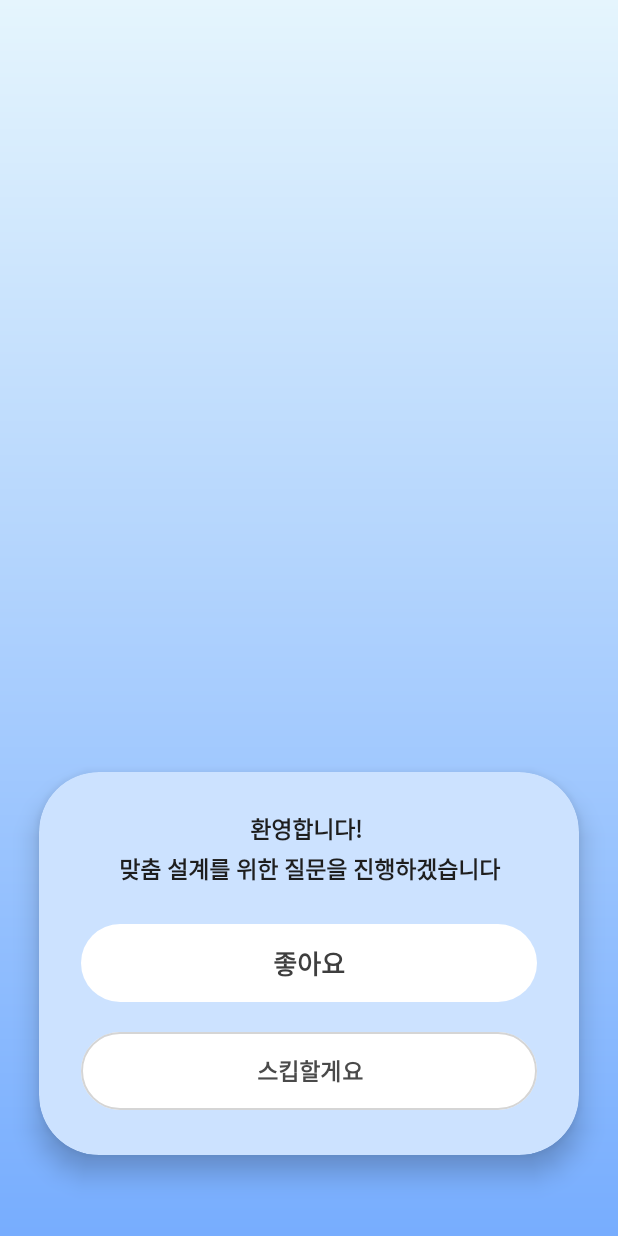
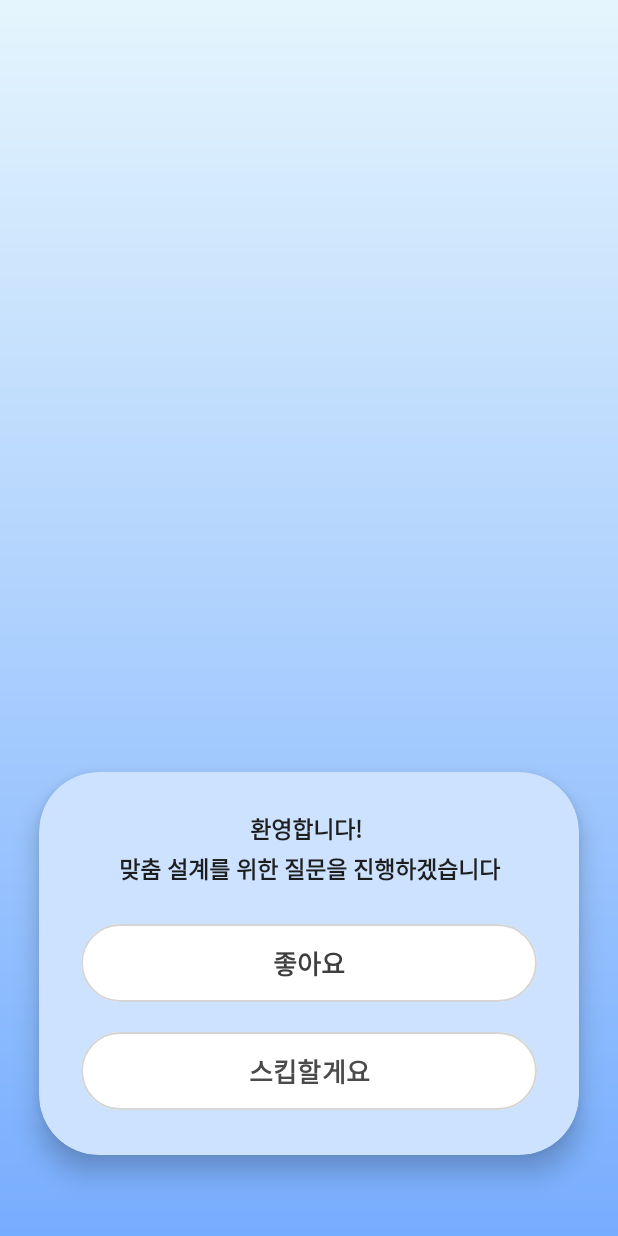
Before and after one commit to gayoung135/DailyWeather, an Android app: the SelectQuestionFragment screen opened through its navigation route, on a phone screen of 412 x 824 dp. Run offline under Robolectric (Android 15) with nearby library versions, the phone set to English and light mode, and no system bars.

Commit message:
질문 스킵 여부 xml 디자인 개선

```diff
--- a/app/src/main/res/layout/fragment_select_question.xml
+++ b/app/src/main/res/layout/fragment_select_question.xml
@@ -52,8 +52,10 @@
             android:textStyle="bold"
             android:textAllCaps="false"
             app:backgroundTint="#FFFFFF"
-            app:rippleColor="#99FFFFFF"
-            app:cornerRadius="28dp" />
+            app:cornerRadius="28dp"
+            app:strokeWidth="1dp"
+            app:strokeColor="#D5D5D5"
+            app:rippleColor="#33000000" />
 
         <!-- 보조 버튼 -->
         <com.google.android.material.button.MaterialButton
@@ -61,9 +63,9 @@
             android:layout_width="match_parent"
             android:layout_height="60dp"
             android:text="스킵할게요"
-            android:textSize="15sp"
+            android:textSize="17sp"
+            android:textStyle="bold"
             android:textAllCaps="false"
-            android:textStyle="bold"
             android:textColor="#4A4A4A"
             app:backgroundTint="#FFFFFF"
             app:cornerRadius="28dp"
```
